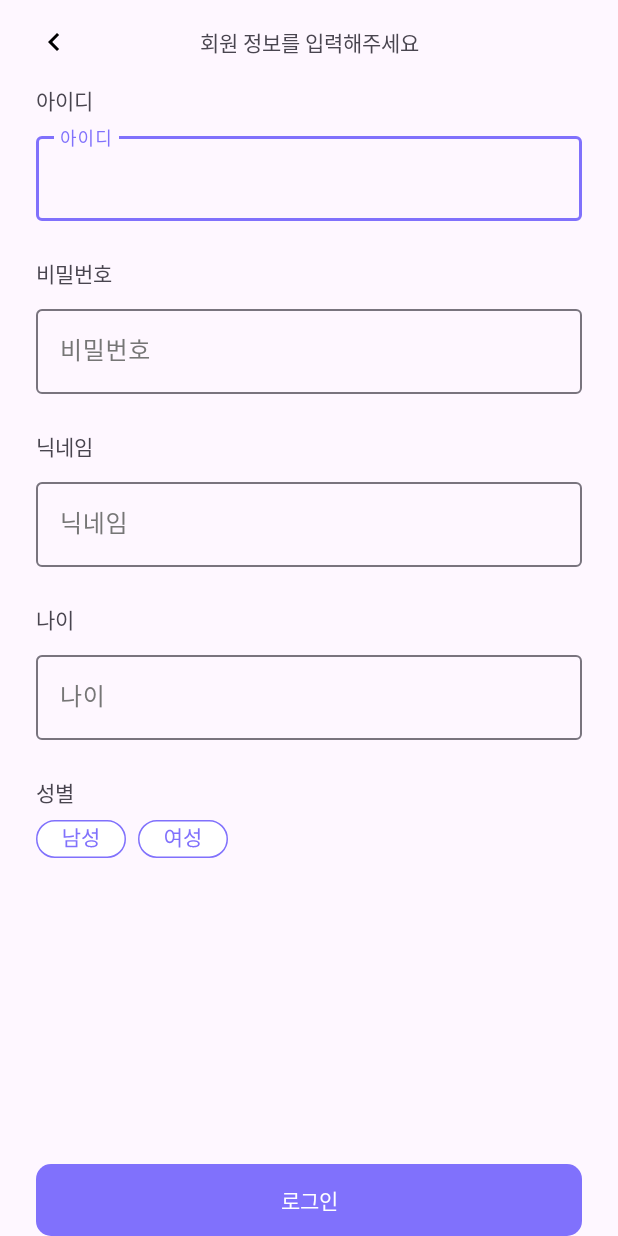
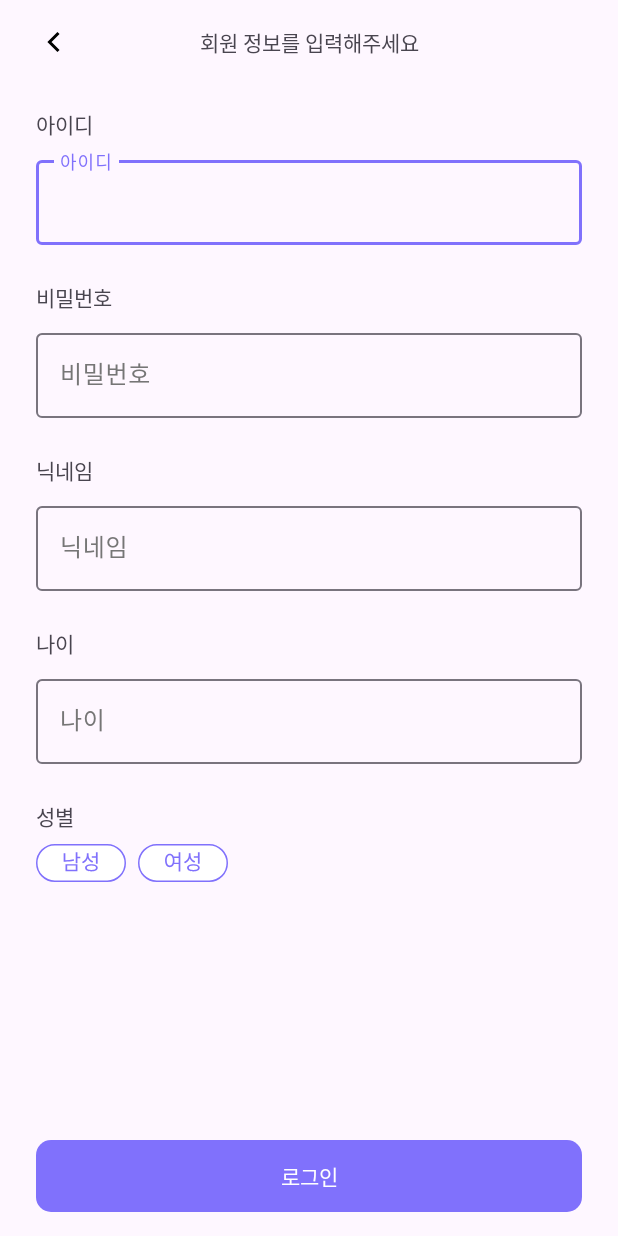
Before and after one commit to hanayoung/GenieBooks, an Android app: the screen it shows after launch (MainActivity), on a phone screen of 412 x 824 dp. Run offline under Robolectric (Android 15) with nearby library versions, the phone set to English and light mode, and no system bars; our stand-ins replace navigation-ui.

Commit message:
feat: 회원가입 화면 구현 중간 커밋22

```diff
--- a/finalproject/app/src/main/res/drawable/ic_back.xml
+++ b/finalproject/app/src/main/res/drawable/ic_back.xml
@@ -1,9 +1,11 @@
 <vector xmlns:android="http://schemas.android.com/apk/res/android"
     android:width="24dp"
     android:height="24dp"
-    android:viewportWidth="960"
-    android:viewportHeight="960">
+    android:viewportWidth="24"
+    android:viewportHeight="24">
   <path
-      android:pathData="M560,720 L320,480l240,-240 56,56 -184,184 184,184 -56,56Z"
-      android:fillColor="#000000"/>
+      android:pathData="M15,6L9,12L15,18"
+      android:strokeWidth="2"
+      android:fillColor="#00000000"
+      android:strokeColor="#000000"/>
 </vector>
--- a/finalproject/app/src/main/res/layout/fragment_join.xml
+++ b/finalproject/app/src/main/res/layout/fragment_join.xml
@@ -36,6 +36,7 @@
 
 
     <TextView
+        android:layout_marginTop="16dp"
         android:id="@+id/tv_id"
         android:layout_width="wrap_content"
         android:layout_height="wrap_content"
@@ -187,6 +188,7 @@
         app:layout_constraintTop_toTopOf="@id/iv_male" />
 
     <Button
+        android:layout_marginBottom="16dp"
         android:id="@+id/btn_login"
         android:layout_width="0dp"
         android:layout_height="wrap_content"
```
